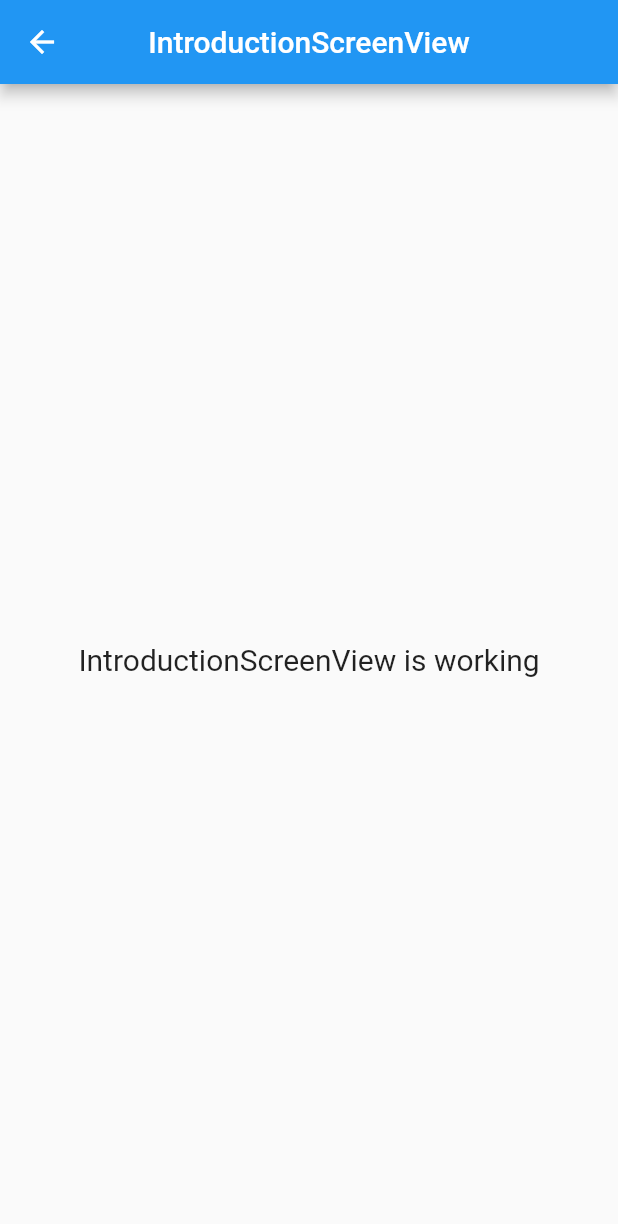
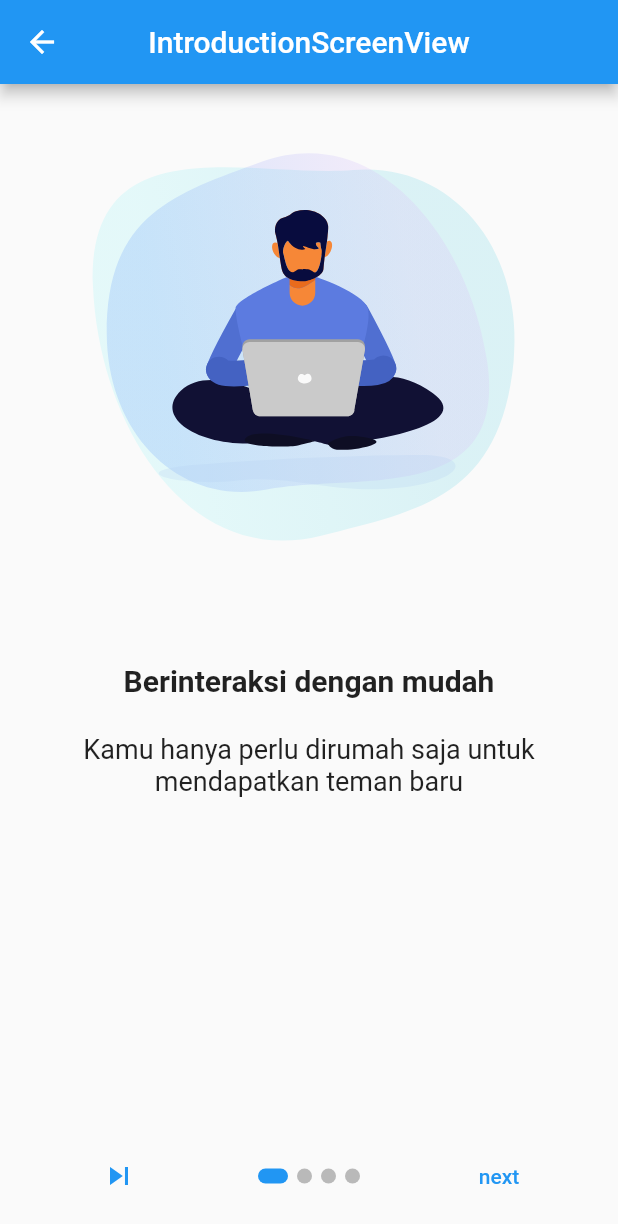
Before and after one commit to IJlnflhbrzDev/fallchat, a Flutter app: the IntroductionScreenView screen opened by its route, on a phone screen of 412 x 824 dp. Shown: the top 1224 px of the screen. Run offline on Flutter 3.47's test engine with Material 2 defaults, Android fonts, the light colour scheme and no system bars; drawn by our look-alikes of introduction_screen; our stand-ins replace firebase_core, get, lottie; accounts and stored records are empty.

Commit message:
+[UPDATE] INTRODUCTION SCREEN UI

```diff
--- a/lib/app/modules/introduction_screen/views/introduction_screen_view.dart
+++ b/lib/app/modules/introduction_screen/views/introduction_screen_view.dart
@@ -1,6 +1,8 @@
 import 'package:flutter/material.dart';
 
 import 'package:get/get.dart';
+import 'package:introduction_screen/introduction_screen.dart';
+import 'package:lottie/lottie.dart';
 
 import '../controllers/introduction_screen_controller.dart';
 
@@ -13,9 +15,67 @@ class IntroductionScreenView extends GetView<IntroductionScreenController> {
         centerTitle: true,
       ),
       body: Center(
-        child: Text(
-          'IntroductionScreenView is working',
-          style: TextStyle(fontSize: 20),
+        child: IntroductionScreen(
+          pages: [
+            PageViewModel(
+              title: "Berinteraksi dengan mudah",
+              body:
+                  'Kamu hanya perlu dirumah saja untuk mendapatkan teman baru',
+              image: Container(
+                width: Get.width * .9,
+                height: Get.height * .9,
+                child: Lottie.asset('assets/main-laptop-duduk.json'),
+              ),
+            ),
+            PageViewModel(
+              title: "Temukan sahabat baru",
+              body:
+                  'Jika kamu memang jodoh karena aplikasi ini, kami sangat bangga ',
+              image: Container(
+                width: Get.width * .9,
+                height: Get.height * .9,
+                child: Lottie.asset('assets/ojek.json'),
+              ),
+            ),
+            PageViewModel(
+              title: "Aplikasi Bebas  biaya",
+              body: 'Kamu tidak perlu khawatir aplikasi ini 100% Gratis ',
+              image: Container(
+                width: Get.width * .9,
+                height: Get.height * .9,
+                child: Lottie.asset('assets/payment.json'),
+              ),
+            ),
+            PageViewModel(
+              title: "Gabung sekarang juga ",
+              body:
+                  'Daftarkan diri kamu untuk menjadi bagian dari kami, Kami akan mengubungkan anda dengan 1000+ teman lainnya',
+              image: Container(
+                width: Get.width * .9,
+                height: Get.height * .9,
+                child: Lottie.asset('assets/payment.json'),
+              ),
+            ),
+          ],
+          onDone: () {
+            // When done button is press
+          },
+          onSkip: () {
+            // You can also override onSkip callback
+          },
+          showBackButton: false,
+          showSkipButton: true,
+          skip: const Icon(Icons.skip_next),
+          next: Text('next'),
+          done:
+              const Text("Done", style: TextStyle(fontWeight: FontWeight.w600)),
+          dotsDecorator: DotsDecorator(
+              size: const Size.square(10.0),
+              activeSize: const Size(20.0, 10.0),
+              color: Colors.black26,
+              spacing: const EdgeInsets.symmetric(horizontal: 3.0),
+              activeShape: RoundedRectangleBorder(
+                  borderRadius: BorderRadius.circular(25.0))),
         ),
       ),
     );
```
